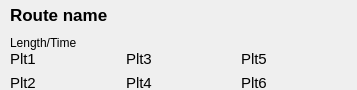
NPRA/RoadEmissionCalculator, file thewidgetitem.ui: the form before one commit.
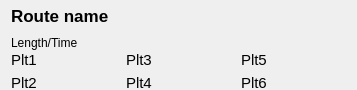
The form after the commit.

Commit message: - widget item

Patch:
```diff
--- a/thewidgetitem.ui
+++ b/thewidgetitem.ui
@@ -42,13 +42,25 @@
     <rect>
      <x>10</x>
      <y>50</y>
-     <width>341</width>
+     <width>342</width>
      <height>42</height>
     </rect>
    </property>
    <layout class="QGridLayout" name="gridLayout">
     <item row="0" column="0">
      <widget class="QLabel" name="lblPlt1">
+      <property name="minimumSize">
+       <size>
+        <width>108</width>
+        <height>14</height>
+       </size>
+      </property>
+      <property name="maximumSize">
+       <size>
+        <width>108</width>
+        <height>15</height>
+       </size>
+      </property>
       <property name="font">
        <font>
         <pointsize>11</pointsize>
@@ -61,6 +73,18 @@
     </item>
     <item row="0" column="1">
      <widget class="QLabel" name="lblPlt3">
+      <property name="minimumSize">
+       <size>
+        <width>108</width>
+        <height>15</height>
+       </size>
+      </property>
+      <property name="maximumSize">
+       <size>
+        <width>108</width>
+        <height>15</height>
+       </size>
+      </property>
       <property name="font">
        <font>
         <pointsize>11</pointsize>
@@ -73,6 +97,18 @@
     </item>
     <item row="0" column="2">
      <widget class="QLabel" name="lblPlt5">
+      <property name="minimumSize">
+       <size>
+        <width>108</width>
+        <height>15</height>
+       </size>
+      </property>
+      <property name="maximumSize">
+       <size>
+        <width>108</width>
+        <height>15</height>
+       </size>
+      </property>
       <property name="font">
        <font>
         <pointsize>11</pointsize>
@@ -85,6 +121,18 @@
     </item>
     <item row="1" column="0">
      <widget class="QLabel" name="lblPlt2">
+      <property name="minimumSize">
+       <size>
+        <width>108</width>
+        <height>15</height>
+       </size>
+      </property>
+      <property name="maximumSize">
+       <size>
+        <width>108</width>
+        <height>15</height>
+       </size>
+      </property>
       <property name="font">
        <font>
         <pointsize>11</pointsize>
@@ -97,6 +145,18 @@
     </item>
     <item row="1" column="1">
      <widget class="QLabel" name="lblPlt4">
+      <property name="minimumSize">
+       <size>
+        <width>108</width>
+        <height>15</height>
+       </size>
+      </property>
+      <property name="maximumSize">
+       <size>
+        <width>108</width>
+        <height>15</height>
+       </size>
+      </property>
       <property name="font">
        <font>
         <pointsize>11</pointsize>
@@ -109,6 +169,18 @@
     </item>
     <item row="1" column="2">
      <widget class="QLabel" name="lblPlt6">
+      <property name="minimumSize">
+       <size>
+        <width>108</width>
+        <height>15</height>
+       </size>
+      </property>
+      <property name="maximumSize">
+       <size>
+        <width>108</width>
+        <height>15</height>
+       </size>
+      </property>
       <property name="font">
        <font>
         <pointsize>11</pointsize>
@@ -127,12 +199,24 @@
      <x>10</x>
      <y>3</y>
      <width>341</width>
-     <height>51</height>
+     <height>55</height>
     </rect>
    </property>
    <layout class="QGridLayout" name="gridLayout_2">
     <item row="0" column="0">
      <widget class="QLabel" name="lblRouteName">
+      <property name="minimumSize">
+       <size>
+        <width>339</width>
+        <height>16</height>
+       </size>
+      </property>
+      <property name="maximumSize">
+       <size>
+        <width>339</width>
+        <height>16</height>
+       </size>
+      </property>
       <property name="font">
        <font>
         <pointsize>13</pointsize>
@@ -147,6 +231,18 @@
     </item>
     <item row="1" column="0">
      <widget class="QLabel" name="lblDistanceTime">
+      <property name="minimumSize">
+       <size>
+        <width>339</width>
+        <height>16</height>
+       </size>
+      </property>
+      <property name="maximumSize">
+       <size>
+        <width>339</width>
+        <height>16</height>
+       </size>
+      </property>
       <property name="text">
        <string>Length/Time</string>
       </property>
```
